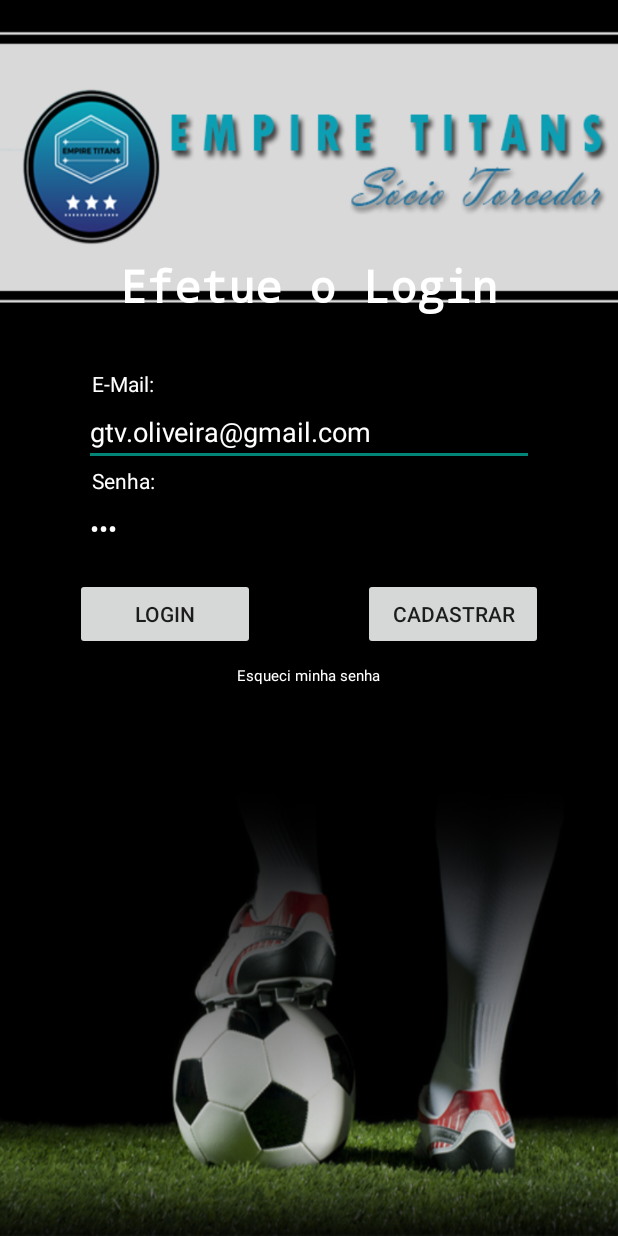
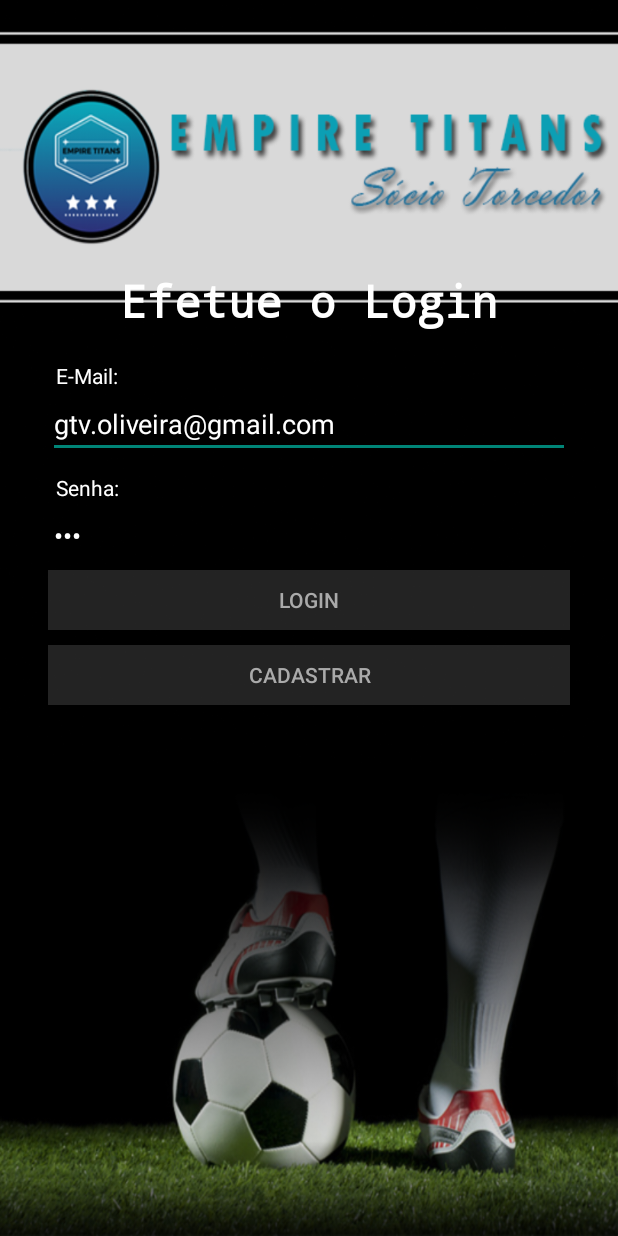
Before and after one commit to oliveira33/EmpireTitansSocioTorcedor, an Android app: the screen it shows after launch (Login), on a phone screen of 412 x 824 dp. Run offline under Robolectric (Android 15) with nearby library versions, the phone set to English and light mode, and no system bars.

Commit message:
ProgressBar Login

```diff
--- a/app/src/main/java/com/example/gustavooliveira/empiretitanssociotorcedor/Layouts/Login.java
+++ b/app/src/main/java/com/example/gustavooliveira/empiretitanssociotorcedor/Layouts/Login.java
@@ -1,13 +1,16 @@
 package com.example.gustavooliveira.empiretitanssociotorcedor.Layouts;
 
+import android.app.Dialog;
 import android.content.Intent;
 import android.os.Bundle;
 import android.os.Handler;
 import android.os.Looper;
 import android.support.v7.app.AppCompatActivity;
 import android.view.View;
+import android.view.WindowManager;
 import android.widget.Button;
 import android.widget.EditText;
+import android.widget.ProgressBar;
 import android.widget.Toast;
 
 import com.example.gustavooliveira.empiretitanssociotorcedor.MainActivity;
@@ -22,6 +25,8 @@ public class Login extends AppCompatActivity {
     private Button btCadastrar;
     private EditText txtEmail;
     private EditText txtSenha;
+    private ProgressBar progressBar;
+    private Dialog dialog;
 
     private final Handler handler = new Handler(Looper.getMainLooper());
 
@@ -34,15 +39,22 @@ public class Login extends AppCompatActivity {
         btCadastrar = (Button) findViewById(R.id.btCadastrar);
         txtEmail = (EditText) findViewById(R.id.txtEmailAtt);
         txtSenha = (EditText) findViewById(R.id.txtSenha);
+        progressBar = (ProgressBar) findViewById(R.id.progressBar);
+        progressBar.setVisibility(View.INVISIBLE);
 
         btLogin.setOnClickListener(new View.OnClickListener() {
             @Override
             public void onClick(View v) {
                 try {
                     // validar(); Desabilitado para testes
+                    progressBar.setVisibility(View.VISIBLE);
+                    getWindow().setFlags(WindowManager.LayoutParams.FLAG_NOT_TOUCHABLE,
+                            WindowManager.LayoutParams.FLAG_NOT_TOUCHABLE);
                     logar(txtEmail.getText().toString(), txtSenha.getText().toString());
                 } catch (Exception ex) {
                     Toast.makeText(getApplicationContext(), ex.getMessage(), Toast.LENGTH_LONG).show();
+                    progressBar.setVisibility(View.INVISIBLE);
+                    getWindow().clearFlags(WindowManager.LayoutParams.FLAG_NOT_TOUCHABLE);
                 }
             }
         });
@@ -94,6 +106,8 @@ public class Login extends AppCompatActivity {
                         @Override
                         public void run() {
                             Toast.makeText(getApplicationContext(), ex.getMessage(), Toast.LENGTH_LONG).show();
+                            progressBar.setVisibility(View.INVISIBLE);
+                            getWindow().clearFlags(WindowManager.LayoutParams.FLAG_NOT_TOUCHABLE);
                         }
                     });
                 }
--- a/app/src/main/res/layout/activity_login.xml
+++ b/app/src/main/res/layout/activity_login.xml
@@ -17,22 +17,23 @@
         app:layout_constraintTop_toTopOf="parent"
         app:srcCompat="@drawable/tela_login" />
 
-    <RelativeLayout
+    <LinearLayout
         android:layout_width="match_parent"
         android:layout_height="match_parent"
-        android:paddingTop="20dp"
-        app:layout_constraintBottom_toBottomOf="parent"
+        android:layout_marginEnd="32dp"
+        android:layout_marginStart="32dp"
+        android:orientation="vertical"
         app:layout_constraintEnd_toEndOf="parent"
-        app:layout_constraintStart_toStartOf="parent"
-        app:layout_constraintTop_toTopOf="parent">
+        app:layout_constraintStart_toStartOf="parent">
 
         <TextView
             android:id="@+id/textView3"
-            android:layout_width="wrap_content"
+            android:layout_width="match_parent"
             android:layout_height="wrap_content"
             android:layout_alignParentTop="true"
             android:layout_centerHorizontal="true"
-            android:layout_marginTop="150dp"
+            android:layout_marginBottom="20dp"
+            android:layout_marginTop="180dp"
             android:fontFamily="monospace"
             android:text="Efetue o Login"
             android:textAlignment="center"
@@ -42,7 +43,7 @@
 
         <TextView
             android:id="@+id/textView4"
-            android:layout_width="wrap_content"
+            android:layout_width="match_parent"
             android:layout_height="wrap_content"
             android:layout_above="@+id/txtEmailAtt"
             android:layout_alignStart="@+id/txtEmailAtt"
@@ -53,10 +54,11 @@
 
         <EditText
             android:id="@+id/txtEmailAtt"
-            android:layout_width="300dp"
+            android:layout_width="match_parent"
             android:layout_height="wrap_content"
             android:layout_alignParentTop="true"
             android:layout_centerHorizontal="true"
+            android:layout_marginBottom="10dp"
             android:layout_marginTop="245dp"
             android:autoText="true"
             android:ems="10"
@@ -70,7 +72,7 @@
 
         <TextView
             android:id="@+id/textView5"
-            android:layout_width="wrap_content"
+            android:layout_width="match_parent"
             android:layout_height="wrap_content"
             android:layout_alignStart="@+id/textView4"
             android:layout_below="@+id/txtEmailAtt"
@@ -80,7 +82,7 @@
 
         <EditText
             android:id="@+id/txtSenha"
-            android:layout_width="300dp"
+            android:layout_width="match_parent"
             android:layout_height="wrap_content"
             android:layout_below="@+id/textView5"
             android:layout_centerHorizontal="true"
@@ -94,35 +96,35 @@
 
         <Button
             android:id="@+id/btLogin"
-            android:layout_width="120dp"
-            android:layout_height="wrap_content"
-            android:layout_alignParentStart="true"
-            android:layout_below="@+id/txtSenha"
-            android:layout_marginStart="50dp"
-            android:layout_marginTop="10dp"
-            android:text="Login" />
+            android:layout_width="match_parent"
+            android:layout_height="40dp"
+            android:layout_marginBottom="10dp"
+            android:background="#37a4a4a4"
+            android:text="Login"
+            android:textColor="@android:color/darker_gray" />
 
         <Button
             android:id="@+id/btCadastrar"
-            android:layout_width="120dp"
-            android:layout_height="wrap_content"
-            android:layout_alignParentEnd="true"
-            android:layout_below="@+id/txtSenha"
-            android:layout_marginEnd="50dp"
-            android:layout_marginTop="10dp"
-            android:text="Cadastrar" />
+            android:layout_width="match_parent"
+            android:layout_height="40dp"
+            android:background="#37a3a3a3"
+            android:text="Cadastrar"
+            android:textColor="@android:color/darker_gray" />
 
-        <TextView
-            android:id="@+id/textView7"
-            android:layout_width="wrap_content"
-            android:layout_height="wrap_content"
-            android:layout_below="@+id/btLogin"
-            android:layout_centerHorizontal="true"
-            android:layout_marginTop="10dp"
-            android:text="Esqueci minha senha"
-            android:textColor="@android:color/background_light"
-            android:textSize="10sp" />
+    </LinearLayout>
 
+    <RelativeLayout
+        android:layout_width="match_parent"
+        android:layout_height="match_parent">
+
+        <ProgressBar
+            android:id="@+id/progressBar"
+            style="?android:attr/progressBarStyle"
+            android:layout_width="match_parent"
+            android:layout_height="match_parent"
+            android:layout_centerInParent="true"
+            android:background="#8d000000"
+            android:padding="150dp" />
     </RelativeLayout>
 
 </android.support.constraint.ConstraintLayout>
```
Also changed, not shown: app/src/main/java/com/example/gustavooliveira/empiretitanssociotorcedor/Adapters/HistoricoAdapter.java (added, +49 -0 lines), app/src/main/java/com/example/gustavooliveira/empiretitanssociotorcedor/Layouts/Fragments/Historico.java (+34 -5 lines), app/src/main/res/layout/fragment_historico.xml (+9 -4 lines).
